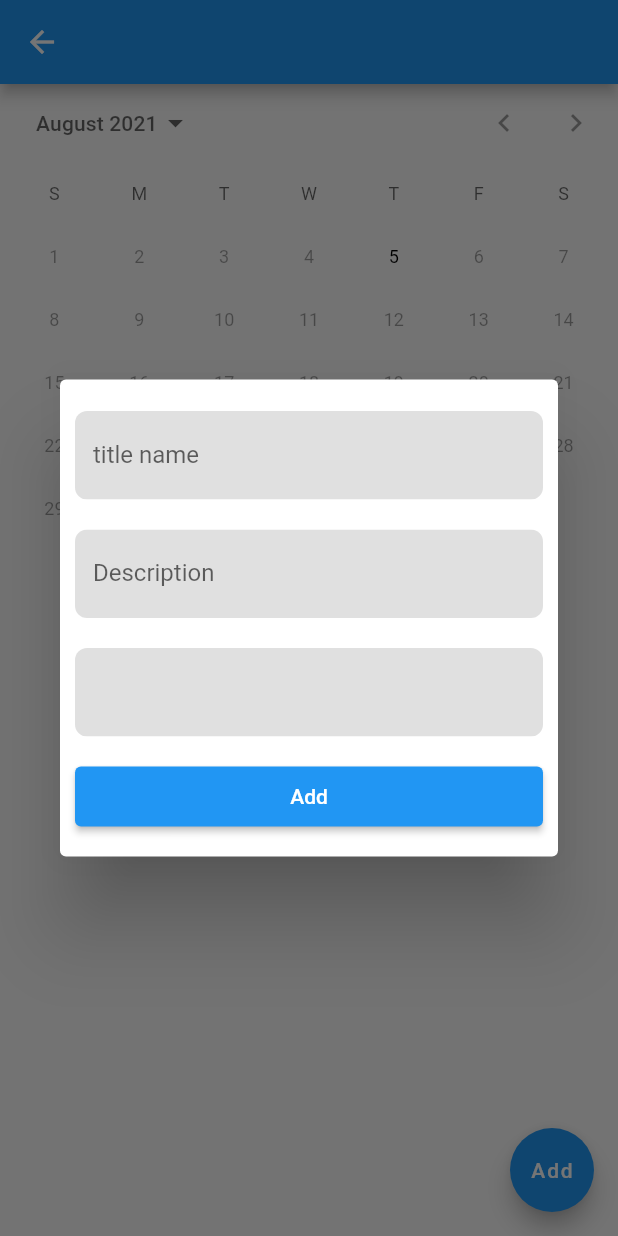
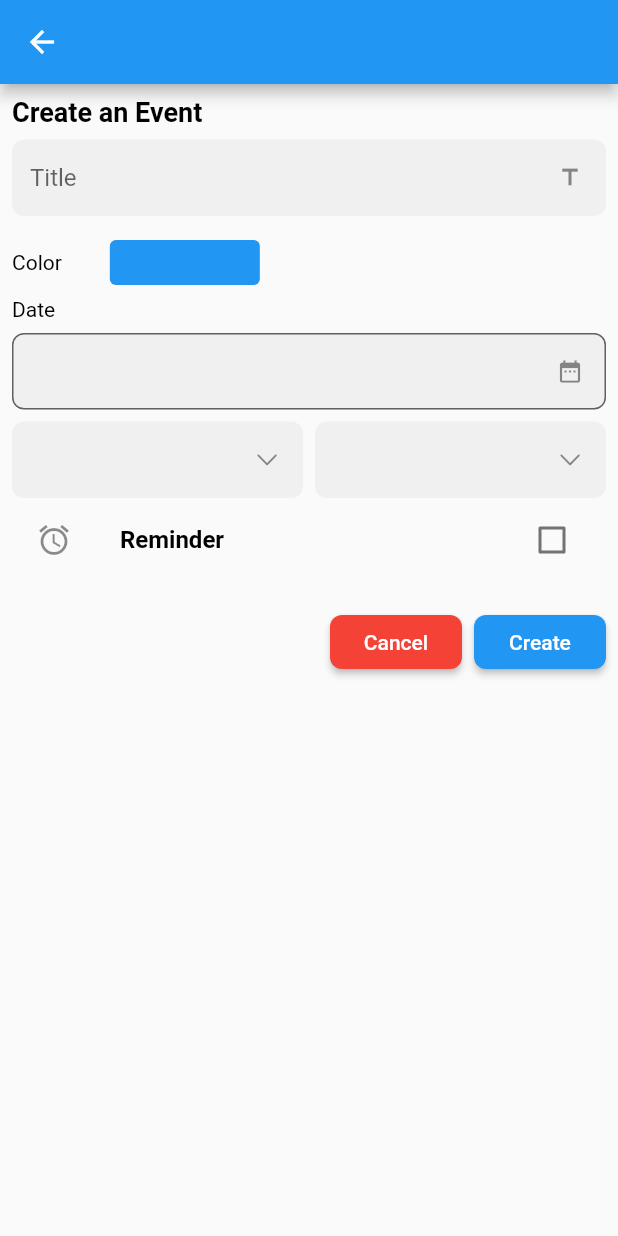
Before and after one commit to sznpok/nepali_calendar_Event_Hive, a Flutter app: the CalendarDatePickerWidget screen opened directly, after a tap on "Add", on a phone screen of 412 x 824 dp. Run offline on Flutter 3.47's test engine with Material 2 defaults, Android fonts, the phone set to English and light mode, and no system bars; our stand-ins replace flutter_colorpicker, hive; missing offline and left inert: nepali_date_picker, nepali_utils; accounts and stored records are empty.

Commit message:
create event form

```diff
--- a/lib/calendar.dart
+++ b/lib/calendar.dart
@@ -6,6 +6,8 @@ import 'package:nepali_utils/nepali_utils.dart';
 import 'package:provider/provider.dart';
 import 'package:task_calendar/model/task.dart';
 import 'package:task_calendar/model_service/services_model.dart';
+import 'package:task_calendar/widgets/add_event_card.dart';
+import 'package:task_calendar/widgets/task_list.dart';
 
 /// Calendar Picker Example
 class CalendarDatePickerWidget extends StatefulWidget {
@@ -57,7 +59,7 @@ class _CalendarDatePickerWidgetState extends State<CalendarDatePickerWidget> {
       appBar: AppBar(),
       floatingActionButton: FloatingActionButton(
         onPressed: () {
-          showDialog(
+          /*  showDialog(
               context: context,
               builder: (context) {
                 return Dialog(
@@ -179,6 +181,12 @@ class _CalendarDatePickerWidgetState extends State<CalendarDatePickerWidget> {
                   ),
                 );
               });
+         */
+
+          Navigator.push(
+              context,
+              MaterialPageRoute(
+                  builder: (BuildContext context) => AddEventCard()));
         },
         child: const Text(
           'Add',
@@ -187,12 +195,17 @@ class _CalendarDatePickerWidgetState extends State<CalendarDatePickerWidget> {
       ),
       body: SingleChildScrollView(
         child: Column(
+          crossAxisAlignment: CrossAxisAlignment.start,
           children: [
             CalendarDatePicker(
               initialDate: NepaliDateTime.now(),
               firstDate: NepaliDateTime(2070),
               lastDate: NepaliDateTime(2090),
-              onDateChanged: (date) => _selectedDate.value = date,
+              onDateChanged: (date) {
+                _selectedDate.value = date;
+                setState(() {});
+              },
+              onDisplayedMonthChanged: (nepaliDate) {},
               initialCalendarMode: DatePickerMode.day,
               dayBuilder: (dayToBuild) {
                 Color color = Colors.black;
@@ -223,15 +236,6 @@ class _CalendarDatePickerWidgetState extends State<CalendarDatePickerWidget> {
                     if (provider.getListTask.any((event) => _dayEquals(
                         NepaliDateTime.tryParse(event.startDate.toString()),
                         dayToBuild)))
-                      /* Align(
-                        alignment: Alignment.bottomCenter,
-                        child: Container(
-                          width: 6,
-                          height: 6,
-                          decoration: const BoxDecoration(
-                              shape: BoxShape.circle, color: Colors.purple),
-                        ),
-                      ), */
                       Positioned(
                         bottom: 0,
                         right: 0,
@@ -266,12 +270,18 @@ class _CalendarDatePickerWidgetState extends State<CalendarDatePickerWidget> {
                 borderRadius: BorderRadius.circular(8.0),
               ),
             ),
-            const Text(
-              'Tasks',
-              style: TextStyle(
-                color: Colors.black,
-                fontSize: 16,
-                fontWeight: FontWeight.bold,
+            const Padding(
+              padding: EdgeInsets.symmetric(
+                horizontal: 16,
+                vertical: 8.0,
+              ),
+              child: Text(
+                'Schedule',
+                style: TextStyle(
+                  color: Colors.black,
+                  fontSize: 16,
+                  fontWeight: FontWeight.bold,
+                ),
               ),
             ),
             ValueListenableBuilder<NepaliDateTime>(
@@ -300,31 +310,8 @@ class _CalendarDatePickerWidgetState extends State<CalendarDatePickerWidget> {
                   itemCount: event.length,
                   shrinkWrap: true,
                   physics: const ClampingScrollPhysics(),
-                  itemBuilder: (context, index) => ListTile(
-                    title: Text(
-                      event![index].title,
-                      style: const TextStyle(
-                        fontSize: 14,
-                        color: Colors.black,
-                        fontWeight: FontWeight.w600,
-                      ),
-                    ),
-                    subtitle: Text(
-                      event[index].description,
-                      style: const TextStyle(
-                        color: Colors.grey,
-                        fontSize: 12,
-                      ),
-                    ),
-                    trailing: Text(
-                      NepaliDateFormat.yMMMMEEEEd().format(NepaliDateTime.parse(
-                          event[index].startDate.toString())),
-                      style: TextStyle(
-                        color: Colors.red,
-                      ),
-                    ),
-                    onTap: () {},
-                  ),
+                  itemBuilder: (context, index) =>
+                      TaskList(title: event![index].title, time: '20:20'),
                   separatorBuilder: (context, _) => const Divider(),
                 );
               },
--- a/lib/main.dart
+++ b/lib/main.dart
@@ -9,6 +9,7 @@ import 'package:task_calendar/calendar.dart';
 import 'package:path_provider/path_provider.dart' as pathProvider;
 import 'package:task_calendar/model/task.dart';
 import 'package:task_calendar/model_service/services_model.dart';
+import 'package:task_calendar/widgets/task_list.dart';
 
 void main() async {
   WidgetsFlutterBinding.ensureInitialized();
--- a/lib/model_service/services_model.dart
+++ b/lib/model_service/services_model.dart
@@ -18,7 +18,7 @@ class ServiceModel with ChangeNotifier {
   getTask() async {
     final box = Hive.box<Task>(hiveBox);
     _listTask = box.values.toList();
-    notifyListeners();
+    // notifyListeners();
     print("all data fetched");
   }
 
--- /dev/null
+++ b/lib/widgets/add_event_card.dart
@@ -0,0 +1,350 @@
+import 'package:flutter/cupertino.dart';
+import 'package:flutter/material.dart';
+import 'package:flutter_colorpicker/flutter_colorpicker.dart';
+import 'package:nepali_date_picker/nepali_date_picker.dart';
+import 'package:nepali_utils/nepali_utils.dart';
+
+class AddEventCard extends StatefulWidget {
+  @override
+  State<AddEventCard> createState() => _AddEventCardState();
+}
+
+class _AddEventCardState extends State<AddEventCard> {
+  bool valuefirst = false;
+  Color currentColor = Colors.blue;
+  Color pickerColor = Colors.blue;
+  void changeColor(Color color) => setState(() => pickerColor = color);
+
+  final dateController = TextEditingController();
+  final startTimeController = TextEditingController();
+  final endTimeController = TextEditingController();
+
+  @override
+  void initState() {
+    dateController.text =
+        NepaliDateFormat.yMMMMEEEEd().format(NepaliDateTime.now());
+    startTimeController.text =
+        NepaliDateFormat.jm().parseAndFormat(NepaliDateTime.now().toString());
+    endTimeController.text =
+        NepaliDateFormat.jm().parseAndFormat(NepaliDateTime.now().toString());
+    super.initState();
+  }
+
+  @override
+  Widget build(BuildContext context) {
+    // TODO: implement build
+    return Scaffold(
+      appBar: AppBar(),
+      body: SingleChildScrollView(
+        child: Padding(
+          padding: const EdgeInsets.all(8.0),
+          child: Column(
+            crossAxisAlignment: CrossAxisAlignment.start,
+            mainAxisSize: MainAxisSize.min,
+            children: [
+              Text(
+                'Create an Event',
+                style: TextStyle(
+                  color: Colors.black,
+                  fontSize: 18.0,
+                  fontWeight: FontWeight.bold,
+                ),
+              ),
+              SizedBox(
+                height: 8.0,
+              ),
+              TextFormField(
+                decoration: InputDecoration(
+                    border: OutlineInputBorder(
+                      borderRadius: BorderRadius.circular(8.0),
+                      borderSide: BorderSide.none,
+                    ),
+                    filled: true,
+                    isDense: true,
+                    hintText: 'Title',
+                    suffixIcon: Icon(
+                      Icons.title,
+                    )),
+              ),
+              SizedBox(
+                height: 16.0,
+              ),
+              Row(
+                children: [
+                  Text(
+                    'Color',
+                    style: TextStyle(
+                      color: Colors.black,
+                      fontSize: 14,
+                    ),
+                  ),
+                  SizedBox(
+                    width: 32,
+                  ),
+                  InkWell(
+                    onTap: () {
+                      showDialog(
+                        context: context,
+                        builder: (BuildContext context) {
+                          return AlertDialog(
+                            shape: RoundedRectangleBorder(
+                                borderRadius:
+                                    BorderRadius.all(Radius.circular(32.0))),
+                            contentPadding: EdgeInsets.all(16),
+                            title: Text(
+                              'Select a color',
+                              style: TextStyle(
+                                fontSize: 18,
+                                fontWeight: FontWeight.bold,
+                              ),
+                            ),
+                            content: Container(
+                              child: BlockPicker(
+                                pickerColor: pickerColor,
+                                onColorChanged: changeColor,
+                              ),
+                            ),
+                            actionsAlignment: MainAxisAlignment.end,
+                            actionsPadding:
+                                EdgeInsets.symmetric(horizontal: 16),
+                            actions: [
+                              MaterialButton(
+                                child: const Text(
+                                  'Cancel',
+                                  style: TextStyle(
+                                    fontSize: 14,
+                                    color: Colors.red,
+                                    fontWeight: FontWeight.w600,
+                                  ),
+                                ),
+                                onPressed: () {
+                                  Navigator.of(context).pop();
+                                },
+                              ),
+                              MaterialButton(
+                                child: const Text(
+                                  'Got it',
+                                  style: TextStyle(
+                                    fontSize: 14,
+                                    color: Colors.blue,
+                                    fontWeight: FontWeight.w600,
+                                  ),
+                                ),
+                                onPressed: () {
+                                  setState(() => currentColor = pickerColor);
+                                  Navigator.of(context).pop();
+                                },
+                              ),
+                            ],
+                          );
+                        },
+                      );
+                    },
+                    child: SizedBox(
+                      height: 30,
+                      width: 100,
+                      child: Material(
+                        color: currentColor,
+                        borderRadius: BorderRadius.circular(4.0),
+                      ),
+                    ),
+                  ),
+                ],
+              ),
+              SizedBox(
+                height: 8.0,
+              ),
+              Text(
+                'Date',
+                style: TextStyle(
+                  color: Colors.black,
+                  fontSize: 14,
+                ),
+              ),
+              SizedBox(
+                height: 8.0,
+              ),
+              TextFormField(
+                readOnly: true,
+                controller: dateController,
+                onTap: datePicker,
+                decoration: InputDecoration(
+                  hintText: '${dateController.text}',
+                  filled: true,
+                  isDense: true,
+                  suffixIcon: Icon(
+                    Icons.date_range,
+                  ),
+                  border: OutlineInputBorder(
+                    borderRadius: BorderRadius.circular(8.0),
+                  ),
+                ),
+              ),
+              SizedBox(
+                height: 8.0,
+              ),
+              Row(
+                children: [
+                  Flexible(
+                    child: TextFormField(
+                      readOnly: true,
+                      controller: startTimeController,
+                      onTap: () {
+                        onTime = false;
+                        _selectTime(context);
+                      },
+                      decoration: InputDecoration(
+                        hintText: startTimeController.text,
+                        filled: true,
+                        isDense: true,
+                        suffixIcon: Icon(
+                          CupertinoIcons.chevron_down,
+                        ),
+                        border: OutlineInputBorder(
+                          borderRadius: BorderRadius.circular(8.0),
+                          borderSide: BorderSide.none,
+                        ),
+                      ),
+                    ),
+                  ),
+                  SizedBox(
+                    width: 8.0,
+                  ),
+                  Flexible(
+                    child: TextFormField(
+                      readOnly: true,
+                      controller: endTimeController,
+                      onTap: () {
+                        onTime = true;
+                        _selectTime(context);
+                      },
+                      decoration: InputDecoration(
+                        hintText: endTimeController.text,
+                        filled: true,
+                        isDense: true,
+                        suffixIcon: Icon(
+                          CupertinoIcons.chevron_down,
+                        ),
+                        border: OutlineInputBorder(
+                          borderRadius: BorderRadius.circular(8.0),
+                          borderSide: BorderSide.none,
+                        ),
+                      ),
+                    ),
+                  ),
+                ],
+              ),
+              CheckboxListTile(
+                value: valuefirst,
+                onChanged: (bool? value) {
+                  valuefirst = value!;
+                  setState(() {});
+                },
+                activeColor: Colors.blue,
+                checkColor: Colors.white,
+                secondary: Icon(
+                  Icons.alarm,
+                ),
+                title: Text(
+                  'Reminder',
+                  style: TextStyle(
+                    color: Colors.black,
+                    fontWeight: FontWeight.w600,
+                  ),
+                ),
+              ),
+              SizedBox(
+                height: 16.0,
+              ),
+              Row(
+                crossAxisAlignment: CrossAxisAlignment.center,
+                mainAxisAlignment: MainAxisAlignment.end,
+                children: [
+                  MaterialButton(
+                    onPressed: () {},
+                    child: Text(
+                      'Cancel',
+                      style: TextStyle(
+                        color: Colors.white,
+                      ),
+                    ),
+                    color: Colors.red,
+                    shape: RoundedRectangleBorder(
+                        borderRadius: BorderRadius.circular(8.0)),
+                  ),
+                  SizedBox(
+                    width: 8.0,
+                  ),
+                  MaterialButton(
+                    onPressed: () {},
+                    child: Text(
+                      'Create',
+                      style: TextStyle(
+                        color: Colors.white,
+                      ),
+                    ),
+                    color: Colors.blue,
+                    shape: RoundedRectangleBorder(
+                        borderRadius: BorderRadius.circular(8.0)),
+                  ),
+                ],
+              )
+            ],
+          ),
+        ),
+      ),
+    );
+  }
+
+  datePicker() async {
+    NepaliDateTime? _selectedDateTime = await showAdaptiveDatePicker(
+      language: NepaliUtils().language = Language.nepali,
+      context: context,
+      initialDate: NepaliDateTime.now(),
+      firstDate: NepaliDateTime(2000),
+      lastDate: NepaliDateTime(2090),
+      initialDatePickerMode: DatePickerMode.day,
+    );
+    if (_selectedDateTime != null) {
+      print(_selectedDateTime);
+
+      dateController.text =
+          NepaliDateFormat.yMMMMEEEEd().format(_selectedDateTime);
+
+      setState(() {});
+    }
+  }
+
+  TimeOfDay selectedTime = TimeOfDay.now();
+  bool onTime = false;
+  Future<void> _selectTime(BuildContext context) async {
+    final TimeOfDay? picked_s = await showTimePicker(
+        context: context,
+        initialTime: selectedTime,
+        builder: (BuildContext context, Widget? child) {
+          return MediaQuery(
+            data: MediaQuery.of(context).copyWith(alwaysUse24HourFormat: false),
+            child: child!,
+          );
+        });
+
+    if (picked_s != null && picked_s != selectedTime)
+      setState(() {
+        selectedTime = picked_s;
+        var s = formatTimeOfDay(selectedTime);
+        if (onTime == false) {
+          startTimeController.text = s;
+        } else {
+          endTimeController.text = s;
+        }
+      });
+  }
+
+  String formatTimeOfDay(TimeOfDay tod) {
+    final now = new NepaliDateTime.now();
+    final dt =
+        NepaliDateTime(now.year, now.month, now.day, tod.hour, tod.minute);
+    final format = NepaliDateFormat.jm(); //"6:00 AM"
+    return format.format(dt);
+  }
+}
--- a/pubspec.yaml
+++ b/pubspec.yaml
@@ -26,6 +26,7 @@ dependencies:
   nepali_utils: ^3.0.1
   path_provider: ^2.0.2
   provider: ^5.0.0
+  flutter_colorpicker: ^0.5.0
 
 dev_dependencies:
   flutter_test:
```
Also changed, not shown: lib/widgets/task_list.dart (added, +96 -0 lines), pubspec.lock.
